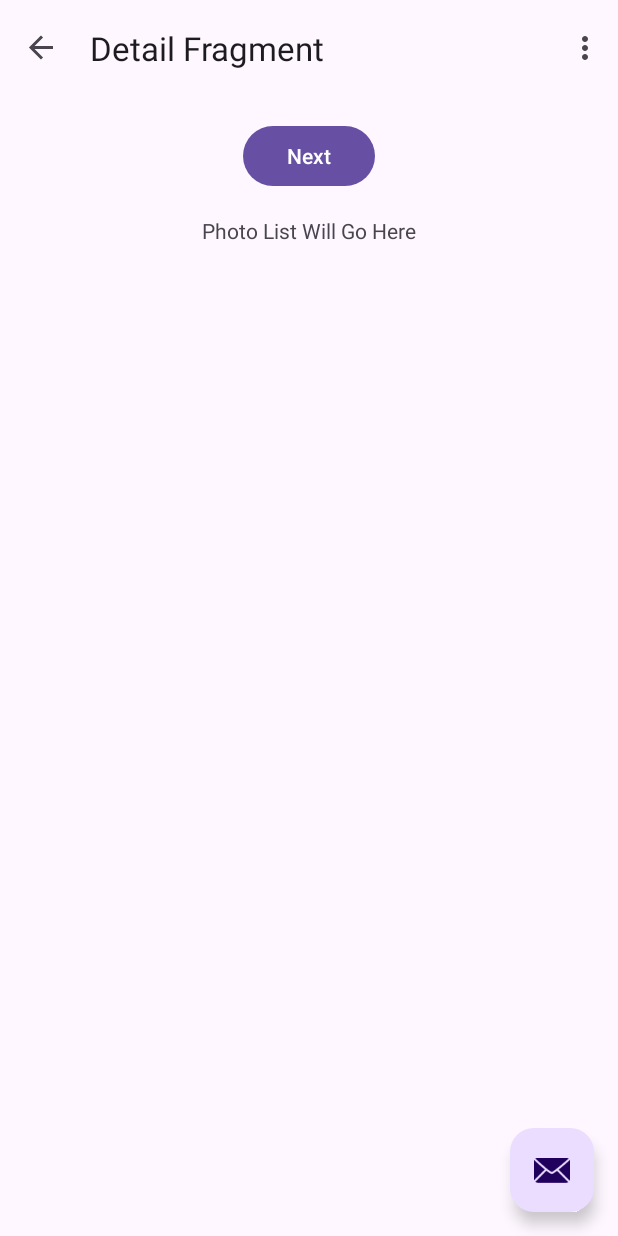
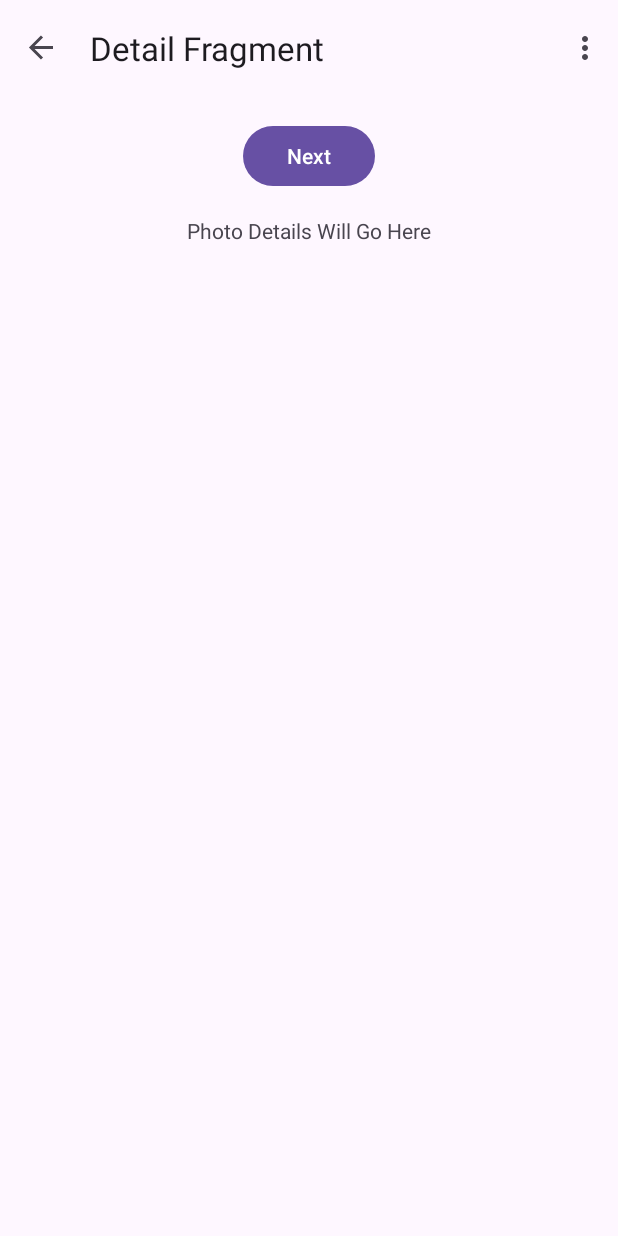
Before and after one commit to jrp55262/flickr-photo-browser, an Android app: the screen it shows after launch (MainActivity), after a tap on "Next", on a phone screen of 412 x 824 dp. Run offline under Robolectric (Android 15) with nearby library versions, the phone set to English and light mode, and no system bars; our stand-ins replace navigation-ui.

Commit message:
- Move Fragments and MainActivity to "view" package - Remove Floating Action Button

```diff
--- a/app/src/main/AndroidManifest.xml
+++ b/app/src/main/AndroidManifest.xml
@@ -13,7 +13,7 @@
         android:theme="@style/Theme.FlickrPhotoBrowser"
         tools:targetApi="31">
         <activity
-            android:name=".MainActivity"
+            android:name=".view.MainActivity"
             android:exported="true"
             android:label="@string/app_name"
             android:theme="@style/Theme.FlickrPhotoBrowser">
--- a/app/src/main/java/com/example/flickrphotobrowser/MainActivity.kt
+++ b/app/src/main/java/com/example/flickrphotobrowser/view/MainActivity.kt
@@ -1,7 +1,6 @@
-package com.example.flickrphotobrowser
+package com.example.flickrphotobrowser.view
 
 import android.os.Bundle
-import com.google.android.material.snackbar.Snackbar
 import androidx.appcompat.app.AppCompatActivity
 import androidx.core.view.WindowCompat
 import androidx.navigation.findNavController
@@ -10,6 +9,7 @@ import androidx.navigation.ui.navigateUp
 import androidx.navigation.ui.setupActionBarWithNavController
 import android.view.Menu
 import android.view.MenuItem
+import com.example.flickrphotobrowser.R
 import com.example.flickrphotobrowser.databinding.ActivityMainBinding
 
 class MainActivity : AppCompatActivity() {
@@ -30,11 +30,6 @@ class MainActivity : AppCompatActivity() {
         appBarConfiguration = AppBarConfiguration(navController.graph)
         setupActionBarWithNavController(navController, appBarConfiguration)
 
-        binding.fab.setOnClickListener { view ->
-            Snackbar.make(view, "Replace with your own action", Snackbar.LENGTH_LONG)
-                .setAnchorView(R.id.fab)
-                .setAction("Action", null).show()
-        }
     }
 
     override fun onCreateOptionsMenu(menu: Menu): Boolean {
--- a/app/src/main/java/com/example/flickrphotobrowser/PhotoListFragment.kt
+++ b/app/src/main/java/com/example/flickrphotobrowser/view/PhotoDetailFragment.kt
@@ -1,4 +1,4 @@
-package com.example.flickrphotobrowser
+package com.example.flickrphotobrowser.view
 
 import android.os.Bundle
 import androidx.fragment.app.Fragment
@@ -6,14 +6,15 @@ import android.view.LayoutInflater
 import android.view.View
 import android.view.ViewGroup
 import androidx.navigation.fragment.findNavController
-import com.example.flickrphotobrowser.databinding.PhotoListFragmentBinding
+import com.example.flickrphotobrowser.R
+import com.example.flickrphotobrowser.databinding.PhotoDetailFragmentBinding
 
 /**
- * A simple [Fragment] subclass as the default destination in the navigation.
+ * A simple [Fragment] subclass as the second destination in the navigation.
  */
-class PhotoListFragment : Fragment() {
+class PhotoDetailFragment : Fragment() {
 
-    private var _binding: PhotoListFragmentBinding? = null
+    private var _binding: PhotoDetailFragmentBinding? = null
 
     // This property is only valid between onCreateView and
     // onDestroyView.
@@ -24,7 +25,7 @@ class PhotoListFragment : Fragment() {
         savedInstanceState: Bundle?
     ): View? {
 
-        _binding = PhotoListFragmentBinding.inflate(inflater, container, false)
+        _binding = PhotoDetailFragmentBinding.inflate(inflater, container, false)
         return binding.root
 
     }
@@ -32,8 +33,8 @@ class PhotoListFragment : Fragment() {
     override fun onViewCreated(view: View, savedInstanceState: Bundle?) {
         super.onViewCreated(view, savedInstanceState)
 
-        binding.photoListButton.setOnClickListener {
-            findNavController().navigate(R.id.action_PhotoFragment_to_DetailFragment)
+        binding.photoDetailButton.setOnClickListener {
+            findNavController().navigate(R.id.action_DetailFragment_to_PhotoFragment)
         }
     }
 
--- a/app/src/main/java/com/example/flickrphotobrowser/PhotoDetailFragment.kt
+++ b/app/src/main/java/com/example/flickrphotobrowser/view/PhotoListFragment.kt
@@ -1,4 +1,4 @@
-package com.example.flickrphotobrowser
+package com.example.flickrphotobrowser.view
 
 import android.os.Bundle
 import androidx.fragment.app.Fragment
@@ -6,14 +6,15 @@ import android.view.LayoutInflater
 import android.view.View
 import android.view.ViewGroup
 import androidx.navigation.fragment.findNavController
-import com.example.flickrphotobrowser.databinding.PhotoDetailFragmentBinding
+import com.example.flickrphotobrowser.R
+import com.example.flickrphotobrowser.databinding.PhotoListFragmentBinding
 
 /**
- * A simple [Fragment] subclass as the second destination in the navigation.
+ * A simple [Fragment] subclass as the default destination in the navigation.
  */
-class PhotoDetailFragment : Fragment() {
+class PhotoListFragment : Fragment() {
 
-    private var _binding: PhotoDetailFragmentBinding? = null
+    private var _binding: PhotoListFragmentBinding? = null
 
     // This property is only valid between onCreateView and
     // onDestroyView.
@@ -24,7 +25,7 @@ class PhotoDetailFragment : Fragment() {
         savedInstanceState: Bundle?
     ): View? {
 
-        _binding = PhotoDetailFragmentBinding.inflate(inflater, container, false)
+        _binding = PhotoListFragmentBinding.inflate(inflater, container, false)
         return binding.root
 
     }
@@ -32,8 +33,8 @@ class PhotoDetailFragment : Fragment() {
     override fun onViewCreated(view: View, savedInstanceState: Bundle?) {
         super.onViewCreated(view, savedInstanceState)
 
-        binding.photoDetailButton.setOnClickListener {
-            findNavController().navigate(R.id.action_DetailFragment_to_PhotoFragment)
+        binding.photoListButton.setOnClickListener {
+            findNavController().navigate(R.id.action_PhotoFragment_to_DetailFragment)
         }
     }
 
--- a/app/src/main/res/layout/activity_main.xml
+++ b/app/src/main/res/layout/activity_main.xml
@@ -5,7 +5,7 @@
     android:layout_width="match_parent"
     android:layout_height="match_parent"
     android:fitsSystemWindows="true"
-    tools:context=".MainActivity">
+    tools:context=".view.MainActivity">
 
     <com.google.android.material.appbar.AppBarLayout
         android:layout_width="match_parent"
@@ -21,13 +21,4 @@
 
     <include layout="@layout/content_main" />
 
-    <com.google.android.material.floatingactionbutton.FloatingActionButton
-        android:id="@+id/fab"
-        android:layout_width="wrap_content"
-        android:layout_height="wrap_content"
-        android:layout_gravity="bottom|end"
-        android:layout_marginEnd="@dimen/fab_margin"
-        android:layout_marginBottom="16dp"
-        app:srcCompat="@android:drawable/ic_dialog_email" />
-
 </androidx.coordinatorlayout.widget.CoordinatorLayout>
--- a/app/src/main/res/layout/photo_detail_fragment.xml
+++ b/app/src/main/res/layout/photo_detail_fragment.xml
@@ -4,7 +4,7 @@
     xmlns:tools="http://schemas.android.com/tools"
     android:layout_width="match_parent"
     android:layout_height="match_parent"
-    tools:context=".PhotoListFragment">
+    tools:context=".view.PhotoListFragment">
 
     <androidx.constraintlayout.widget.ConstraintLayout
         android:layout_width="match_parent"
@@ -26,7 +26,7 @@
             android:layout_width="wrap_content"
             android:layout_height="wrap_content"
             android:layout_marginTop="16dp"
-            android:text="@string/no_content"
+            android:text="@string/no_photo"
             app:layout_constraintBottom_toBottomOf="parent"
             app:layout_constraintEnd_toEndOf="parent"
             app:layout_constraintStart_toStartOf="parent"
--- a/app/src/main/res/layout/photo_list_fragment.xml
+++ b/app/src/main/res/layout/photo_list_fragment.xml
@@ -4,7 +4,7 @@
     xmlns:tools="http://schemas.android.com/tools"
     android:layout_width="match_parent"
     android:layout_height="match_parent"
-    tools:context=".PhotoListFragment">
+    tools:context=".view.PhotoListFragment">
 
     <androidx.constraintlayout.widget.ConstraintLayout
         android:layout_width="match_parent"
--- a/app/src/main/res/menu/menu_main.xml
+++ b/app/src/main/res/menu/menu_main.xml
@@ -1,7 +1,7 @@
 <menu xmlns:android="http://schemas.android.com/apk/res/android"
     xmlns:app="http://schemas.android.com/apk/res-auto"
     xmlns:tools="http://schemas.android.com/tools"
-    tools:context="com.example.flickrphotobrowser.MainActivity">
+    tools:context="com.example.flickrphotobrowser.view.MainActivity">
     <item
         android:id="@+id/action_settings"
         android:orderInCategory="100"
--- a/app/src/main/res/navigation/nav_graph.xml
+++ b/app/src/main/res/navigation/nav_graph.xml
@@ -7,7 +7,7 @@
 
     <fragment
         android:id="@+id/PhotoListFragment"
-        android:name="com.example.flickrphotobrowser.PhotoListFragment"
+        android:name="com.example.flickrphotobrowser.view.PhotoListFragment"
         android:label="@string/photo_list_fragment_label"
         tools:layout="@layout/photo_list_fragment">
 
@@ -17,7 +17,7 @@
     </fragment>
     <fragment
         android:id="@+id/DetailFragment"
-        android:name="com.example.flickrphotobrowser.PhotoDetailFragment"
+        android:name="com.example.flickrphotobrowser.view.PhotoDetailFragment"
         android:label="@string/photo_detail_fragment_label"
         tools:layout="@layout/photo_detail_fragment">
 
```
